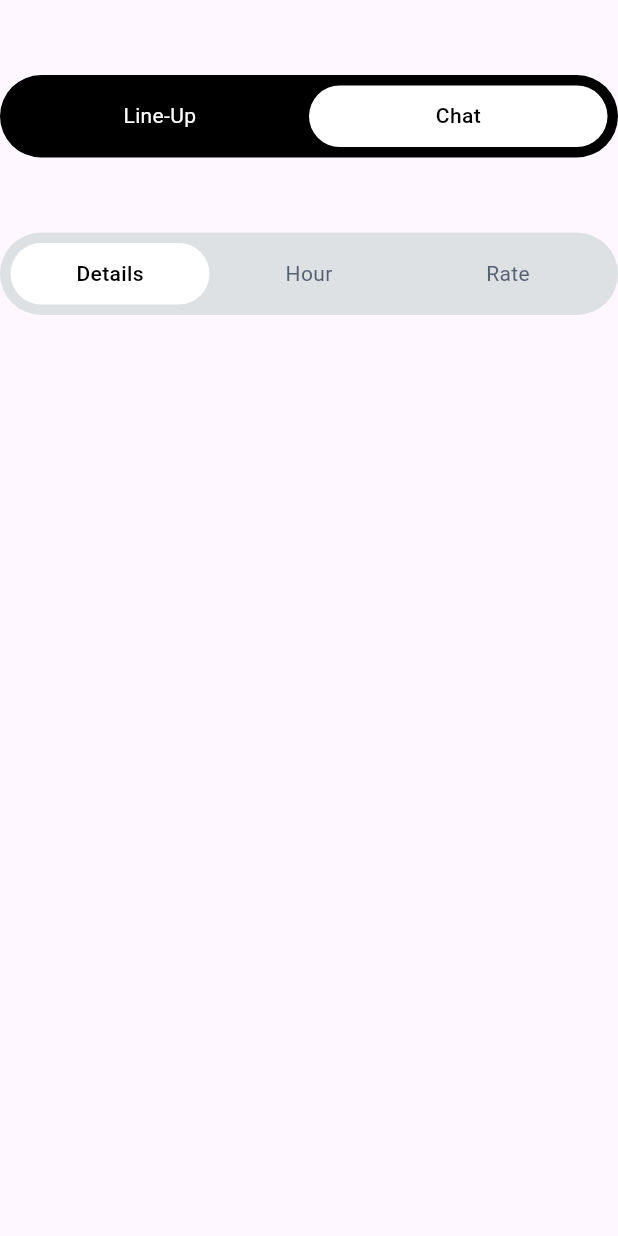
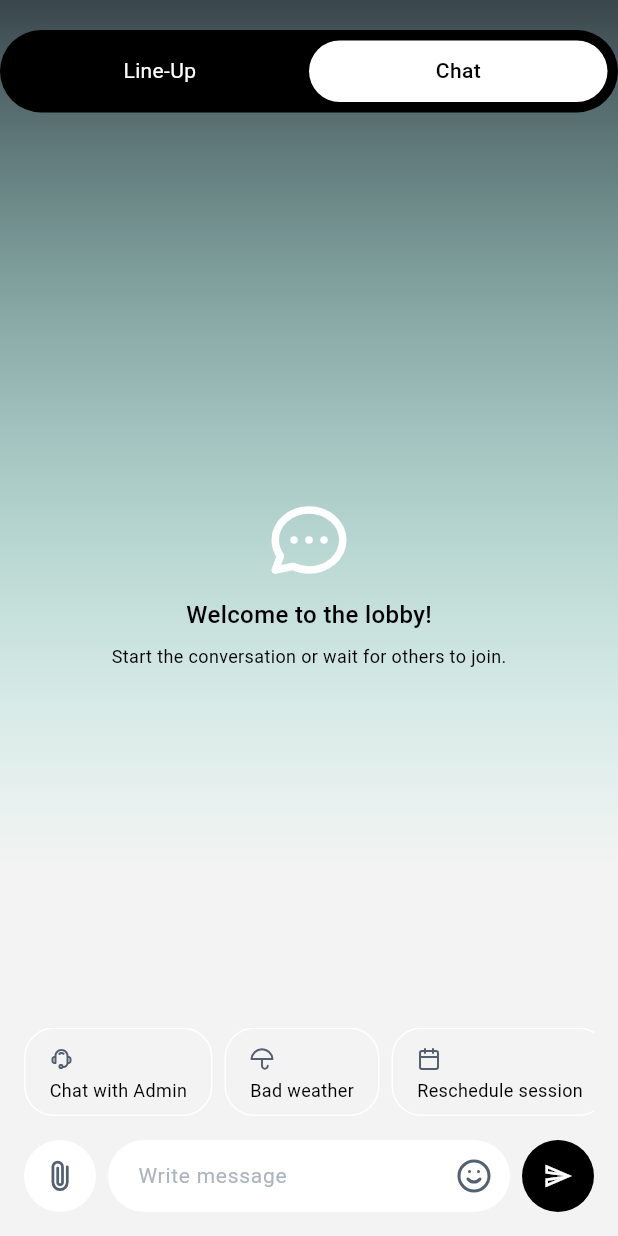
Before and after one commit to 2001arman/lawan-ui, a Flutter app: the screen it shows after launch, after a tap on "Chat", on a phone screen of 412 x 824 dp. Run offline on Flutter 3.47's test engine with Material 3 defaults, Android fonts, the phone set to English and light mode, and no system bars; our stand-ins replace flutter_svg, get; Roboto replaces fonts that are missing (Lufga).

Commit message:
empty chat ui

```diff
--- /dev/null
+++ b/lib/lobby/chat/chat_ui.dart
@@ -0,0 +1,126 @@
+// ignore_for_file: deprecated_member_use
+
+import 'package:flutter/material.dart';
+import 'package:flutter_svg/svg.dart';
+import 'package:lawan_ui/constants/constants_ui.dart';
+import 'package:lawan_ui/lobby/chat/controller/chat_state.dart';
+import 'package:lawan_ui/widgets/circle_button_widget.dart';
+import 'package:lawan_ui/widgets/custom_text_form_fields.dart';
+
+class ChatUi extends StatelessWidget {
+  final state = ChatState();
+  ChatUi({super.key});
+
+  @override
+  Widget build(BuildContext context) {
+    Widget containerItem({required String name, required String icon}) {
+      return Container(
+        padding: const EdgeInsets.fromLTRB(16, 12, 16, 8),
+        margin: const EdgeInsets.only(right: 8),
+        decoration: BoxDecoration(
+          borderRadius: BorderRadius.circular(20),
+          border: Border.all(width: 1, color: kWhiteColor),
+        ),
+        child: Column(
+          crossAxisAlignment: CrossAxisAlignment.start,
+          children: [
+            SvgPicture.asset(icon),
+            const SizedBox(height: 4),
+            Text(
+              name,
+              style: blackTextStyle.copyWith(fontSize: 12),
+            ),
+          ],
+        ),
+      );
+    }
+
+    return Expanded(
+      child: Padding(
+        padding: EdgeInsets.all(defaultMargin),
+        child: Column(
+          mainAxisAlignment: MainAxisAlignment.center,
+          children: [
+            Expanded(
+              child: Column(
+                mainAxisAlignment: MainAxisAlignment.center,
+                children: [
+                  SvgPicture.asset(
+                    'assets/icons/chat.svg',
+                    color: kWhiteColor,
+                    width: 60,
+                    height: 60,
+                  ),
+                  const SizedBox(height: 8),
+                  Text(
+                    'Welcome to the lobby!',
+                    style: blackTextStyle.copyWith(
+                        fontSize: 16, fontWeight: medium),
+                  ),
+                  const SizedBox(height: 8),
+                  Text(
+                    'Start the conversation or wait for others to join.',
+                    style: blackTextStyle.copyWith(fontSize: 12),
+                  ),
+                ],
+              ),
+            ),
+            SingleChildScrollView(
+              scrollDirection: Axis.horizontal,
+              child: Row(
+                children: state.actionItemList
+                    .map(
+                      (data) => containerItem(name: data.name, icon: data.icon),
+                    )
+                    .toList(),
+              ),
+            ),
+            SizedBox(height: defaultMargin),
+            Row(
+              children: [
+                CircleButtonWidget(
+                  onTap: () {},
+                  isActive: false,
+                  size: 48,
+                  widget: Padding(
+                    padding: const EdgeInsets.all(12),
+                    child: SvgPicture.asset(
+                      'assets/icons/paperclip.svg',
+                      width: 16,
+                      height: 16,
+                    ),
+                  ),
+                ),
+                const SizedBox(width: 8),
+                Expanded(
+                  child: CustomTextFormField(
+                    hintText: 'Write message',
+                    controller: TextEditingController(),
+                    margin: 0,
+                    suffix: Padding(
+                      padding: const EdgeInsets.all(12),
+                      child: SvgPicture.asset('assets/icons/smile.svg'),
+                    ),
+                  ),
+                ),
+                const SizedBox(width: 8),
+                CircleButtonWidget(
+                  onTap: () {},
+                  isActive: true,
+                  size: 48,
+                  widget: Center(
+                    child: Icon(
+                      Icons.send_outlined,
+                      color: kWhiteColor,
+                      size: 20,
+                    ),
+                  ),
+                ),
+              ],
+            )
+          ],
+        ),
+      ),
+    );
+  }
+}
--- /dev/null
+++ b/lib/lobby/chat/controller/chat_state.dart
@@ -0,0 +1,14 @@
+class ChatState {
+  List<ActionItem> actionItemList = [
+    ActionItem(icon: 'assets/icons/headset.svg', name: 'Chat with Admin'),
+    ActionItem(icon: 'assets/icons/umbrella.svg', name: 'Bad weather'),
+    ActionItem(icon: 'assets/icons/calendar.svg', name: 'Reschedule session'),
+  ];
+}
+
+class ActionItem {
+  final String icon;
+  final String name;
+
+  ActionItem({required this.icon, required this.name});
+}
--- /dev/null
+++ b/lib/lobby/lineup/lineup_ui.dart
@@ -0,0 +1,23 @@
+import 'package:flutter/material.dart';
+
+class LineupUi extends StatelessWidget {
+  const LineupUi({super.key});
+
+  @override
+  Widget build(BuildContext context) {
+    return const Column(
+      children: [
+        SizedBox(height: 50),
+        // TabbarWidget(
+        //   tabBarTitle: state.tabBarTitle,
+        //   tabActive: state.tabActive,
+        //   onTap: (title) {
+        //     state.tabActive.value = title;
+        //     logic.alignmentTabbar(title);
+        //   },
+        //   alignment: state.activeAlignment,
+        // ),
+      ],
+    );
+  }
+}
--- a/lib/lobby/pages/lobby_ui.dart
+++ b/lib/lobby/pages/lobby_ui.dart
@@ -1,7 +1,9 @@
 import 'package:flutter/material.dart';
 import 'package:get/get.dart';
 import 'package:lawan_ui/constants/constants_ui.dart';
+import 'package:lawan_ui/lobby/chat/chat_ui.dart';
 import 'package:lawan_ui/lobby/controller/lobby_controller.dart';
+import 'package:lawan_ui/lobby/lineup/lineup_ui.dart';
 
 import '../../widgets/tab_bar_widget.dart';
 
@@ -12,11 +14,30 @@ class LobbyUi extends StatelessWidget {
 
   @override
   Widget build(BuildContext context) {
+    Widget body() {
+      switch (state.lobbyTabActive.value) {
+        case 'Line-Up':
+          return const LineupUi();
+        default:
+          return ChatUi();
+      }
+    }
+
     return Scaffold(
+      backgroundColor: kBackgroundColor,
       body: SafeArea(
-        child: Column(
+        child: Stack(
           children: [
-            const SizedBox(height: 50),
+            Container(
+              width: Get.width,
+              height: Get.height * 0.7,
+              decoration: BoxDecoration(
+                gradient: backgroundGradient,
+              ),
+            ),
+            Column(
+              children: [
+                const SizedBox(height: 20),
                 TabbarWidget(
                   tabBarTitle: state.lobbyTabBarTitle,
                   tabActive: state.lobbyTabActive,
@@ -28,15 +49,8 @@ class LobbyUi extends StatelessWidget {
                   alignment: state.lobbyActiveAlignment,
                   textInActiveColor: kWhiteColor,
                 ),
-            const SizedBox(height: 50),
-            TabbarWidget(
-              tabBarTitle: state.tabBarTitle,
-              tabActive: state.tabActive,
-              onTap: (title) {
-                state.tabActive.value = title;
-                logic.alignmentTabbar(title);
-              },
-              alignment: state.activeAlignment,
+                Obx(() => body())
+              ],
             ),
           ],
         ),
--- /dev/null
+++ b/lib/widgets/circle_button_widget.dart
@@ -0,0 +1,45 @@
+import 'package:flutter/material.dart';
+
+import '../constants/constants_ui.dart';
+
+class CircleButtonWidget extends StatelessWidget {
+  final VoidCallback onTap;
+  final bool isActive;
+  final Widget? widget;
+  final EdgeInsets? margin;
+  final Color? borderColor;
+  final double size;
+  const CircleButtonWidget(
+      {super.key,
+      required this.onTap,
+      this.widget,
+      this.isActive = true,
+      this.margin,
+      this.borderColor,
+      this.size = 44});
+
+  @override
+  Widget build(BuildContext context) {
+    return GestureDetector(
+      onTap: onTap,
+      child: Container(
+        width: size,
+        height: size,
+        margin: margin,
+        decoration: BoxDecoration(
+          shape: BoxShape.circle,
+          color: isActive ? kBlackColor : kWhiteColor,
+          border: Border.all(
+            width: 1,
+            color: borderColor ?? Colors.transparent,
+          ),
+        ),
+        child: widget ??
+            Icon(
+              Icons.add,
+              color: kWhiteColor,
+            ),
+      ),
+    );
+  }
+}
--- a/pubspec.yaml
+++ b/pubspec.yaml
@@ -36,6 +36,7 @@ dependencies:
   # Use with the CupertinoIcons class for iOS style icons.
   cupertino_icons: ^1.0.8
   get: ^4.6.6
+  flutter_svg: ^2.0.10+1
 
 dev_dependencies:
   flutter_test:
```
Also changed, not shown: assets/icons/calendar.svg (added), assets/icons/chat.svg (added), assets/icons/headset.svg (added), assets/icons/paperclip.svg (added), assets/icons/smile.svg (added), assets/icons/umbrella.svg (added), pubspec.lock. Lines whose indentation alone changed are shown as unchanged.
